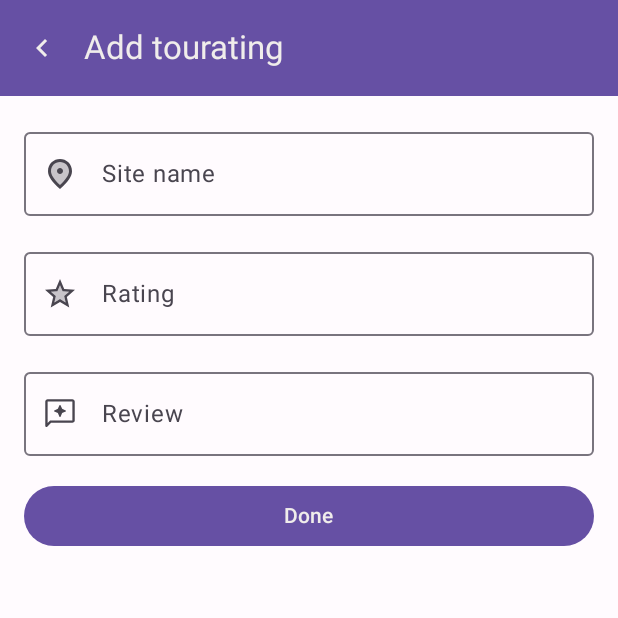
After one commit to AmmarYasserAllaithy/Tourating, an Android app built with Jetpack Compose: the composable FormScreen called with empty values, on a phone screen of 412 x 824 dp, the top half of it. The commit adds this screen. Run offline under Robolectric (Android 15) with nearby library versions, the light colour scheme and no system bars.

Commit message:
add form screen and viewmodel

```diff
--- a/app/src/main/java/com/ammaryasser/tourating/data/Tourating.kt
+++ b/app/src/main/java/com/ammaryasser/tourating/data/Tourating.kt
@@ -13,7 +13,7 @@ const val TOURATING_TABLE_NAME = "tourating_table"
 data class Tourating(
 
     @PrimaryKey(autoGenerate = true)
-    val id: Int = 0,
+    var id: Int = 0,
     val latitude: Double,
     val longitude: Double,
     @ColumnInfo(name = "site_name")
--- /dev/null
+++ b/app/src/main/java/com/ammaryasser/tourating/ui/screen/FormScreen.kt
@@ -0,0 +1,145 @@
+package com.ammaryasser.tourating.ui.screen
+
+import androidx.compose.foundation.layout.Arrangement
+import androidx.compose.foundation.layout.Column
+import androidx.compose.foundation.layout.fillMaxSize
+import androidx.compose.foundation.layout.fillMaxWidth
+import androidx.compose.foundation.layout.padding
+import androidx.compose.foundation.shape.RoundedCornerShape
+import androidx.compose.material.icons.Icons
+import androidx.compose.material.icons.twotone.Place
+import androidx.compose.material.icons.twotone.Star
+import androidx.compose.material3.Button
+import androidx.compose.material3.Text
+import androidx.compose.runtime.Composable
+import androidx.compose.runtime.LaunchedEffect
+import androidx.compose.runtime.getValue
+import androidx.compose.runtime.mutableDoubleStateOf
+import androidx.compose.runtime.mutableStateOf
+import androidx.compose.runtime.remember
+import androidx.compose.runtime.setValue
+import androidx.compose.ui.Modifier
+import androidx.compose.ui.draw.clip
+import androidx.compose.ui.res.stringResource
+import androidx.compose.ui.unit.dp
+import androidx.lifecycle.viewmodel.compose.viewModel
+import com.ammaryasser.tourating.R
+import com.ammaryasser.tourating.data.Tourating
+import com.ammaryasser.tourating.ui.component.FormTextField
+import com.ammaryasser.tourating.ui.component.GMap
+import com.ammaryasser.tourating.ui.component.TopBar
+import com.ammaryasser.tourating.ui.icon.Review
+import com.ammaryasser.tourating.util.appGap
+import com.ammaryasser.tourating.viewmodel.FormScreenViewModel
+import com.google.android.gms.maps.model.LatLng
+
+
+private lateinit var vm: FormScreenViewModel
+
+
+@Composable
+fun FormScreen(
+    id: Int?,
+    onNavBack: () -> Unit
+) {
+    vm = viewModel(factory = FormScreenViewModel.Factory)
+
+    var isEditMode by remember { mutableStateOf(false) }
+    var latitude by remember { mutableDoubleStateOf(0.0) }
+    var longitude by remember { mutableDoubleStateOf(0.0) }
+    var siteName by remember { mutableStateOf("") }
+    var rating by remember { mutableStateOf("") }
+    var review by remember { mutableStateOf("") }
+    var renderMap by remember { mutableStateOf(false) }
+
+    LaunchedEffect(Unit) {
+        id?.takeIf { it > -1 }?.let {
+            isEditMode = true
+
+            vm.fetchById(it).collect { tourating ->
+                latitude = tourating.latitude
+                longitude = tourating.longitude
+                siteName = tourating.siteName
+                rating = tourating.rating.toString()
+                review = tourating.review
+                renderMap = true
+            }
+        }
+    }
+
+    Column(modifier = Modifier.fillMaxSize()) {
+
+        TopBar(
+            title = stringResource(if (isEditMode) R.string.edit_tourating else R.string.add_tourating),
+            navBack = true,
+            onNavBack = onNavBack
+        )
+
+        Column(
+            modifier = Modifier.padding(appGap),
+            verticalArrangement = Arrangement.spacedBy(appGap)
+        ) {
+
+            if (renderMap)
+                GMap(
+                    modifier = Modifier.clip(RoundedCornerShape(4.dp)),
+                    latlng = LatLng(latitude, longitude)
+                ) {
+                    latitude = it.latitude
+                    longitude = it.longitude
+                }
+
+            FormTextField(
+                icon = Icons.TwoTone.Place,
+                labelResId = R.string.site_name_label,
+                placeholderResId = R.string.site_name_placeholder,
+                value = siteName
+            ) {
+                siteName = it
+            }
+
+            FormTextField(
+                icon = Icons.TwoTone.Star,
+                labelResId = R.string.rating_label,
+                placeholderResId = R.string.rating_placeholder,
+                value = rating,
+                isNumber = true
+            ) {
+                rating = it
+            }
+
+            FormTextField(
+                icon = Review(),
+                labelResId = R.string.review_label,
+                placeholderResId = R.string.review_placeholder,
+                value = review,
+                isMultiLine = true
+            ) {
+                review = it
+            }
+
+            Button(
+                modifier = Modifier.fillMaxWidth(),
+                onClick = {
+                    val tourating = Tourating(
+                        latitude = latitude,
+                        longitude = longitude,
+                        siteName = siteName,
+                        rating = rating.toInt(),
+                        review = review
+                    )
+
+                    if (isEditMode) id?.let { tourating.id = it }
+
+                    vm.insertOrUpdate(tourating)
+                    onNavBack()
+                }
+            ) {
+                Text(text = "Done")
+            }
+
+        }
+
+    }
+
+}
--- /dev/null
+++ b/app/src/main/java/com/ammaryasser/tourating/viewmodel/FormScreenViewModel.kt
@@ -0,0 +1,39 @@
+package com.ammaryasser.tourating.viewmodel
+
+import android.app.Application
+import androidx.lifecycle.AndroidViewModel
+import androidx.lifecycle.ViewModelProvider
+import androidx.lifecycle.ViewModelProvider.AndroidViewModelFactory.Companion.APPLICATION_KEY
+import androidx.lifecycle.viewModelScope
+import androidx.lifecycle.viewmodel.initializer
+import androidx.lifecycle.viewmodel.viewModelFactory
+import com.ammaryasser.tourating.data.Tourating
+import com.ammaryasser.tourating.repository.TouratingRepository
+import kotlinx.coroutines.launch
+
+
+class FormScreenViewModel(app: Application) : AndroidViewModel(app) {
+
+    private val repo = TouratingRepository.getInstance(app.applicationContext)
+
+
+    fun fetchById(id: Int) = repo.getById(id)
+
+    fun insertOrUpdate(tourating: Tourating) {
+        viewModelScope.launch {
+            repo.insertOrUpdate(tourating)
+        }
+    }
+
+
+    /**
+     * Factory
+     */
+    companion object {
+        val Factory: ViewModelProvider.Factory = viewModelFactory {
+            initializer {
+                FormScreenViewModel(this[APPLICATION_KEY] as Application)
+            }
+        }
+    }
+}
--- a/app/src/main/res/values/strings.xml
+++ b/app/src/main/res/values/strings.xml
@@ -1,4 +1,12 @@
 <resources>
     <string name="app_name">Tourating</string>
     <string name="details">Details</string>
+    <string name="add_tourating">Add tourating</string>
+    <string name="edit_tourating">Edit tourating</string>
+    <string name="site_name_label">Site name</string>
+    <string name="site_name_placeholder">Enter landmark name or address</string>
+    <string name="rating_label">Rating</string>
+    <string name="rating_placeholder">From (1 : 5) stars</string>
+    <string name="review_label">Review</string>
+    <string name="review_placeholder">Describe your experience</string>
 </resources>
```
Also changed, not shown: app/src/main/java/com/ammaryasser/tourating/NavGraph.kt (+17 -0 lines).
